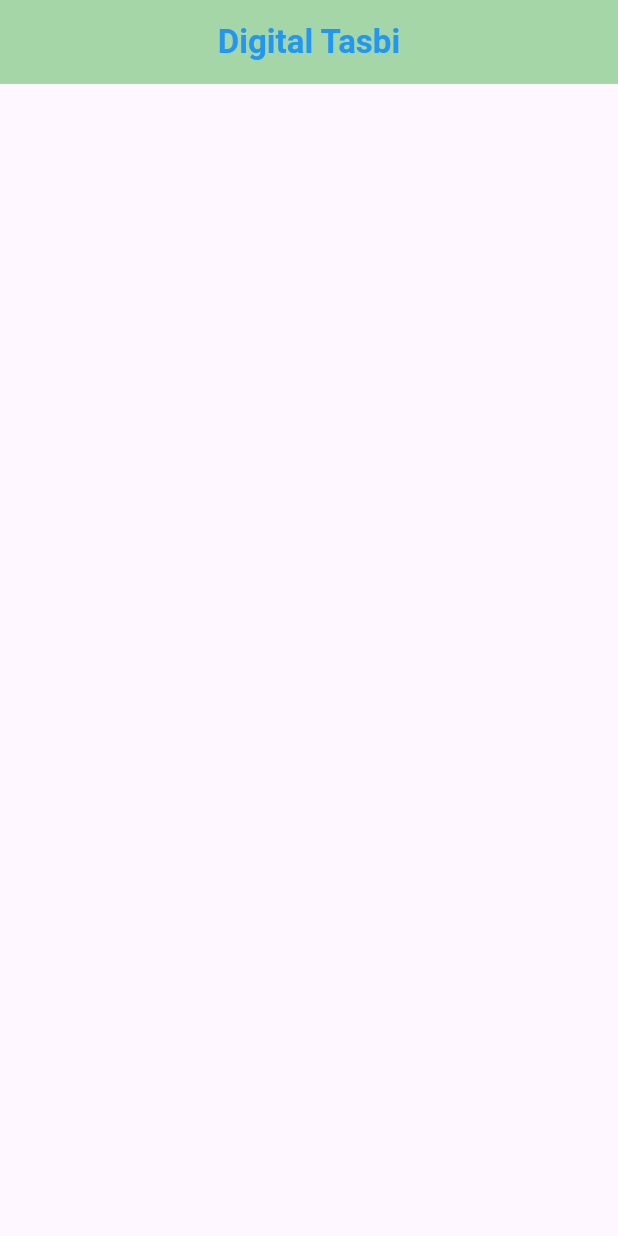
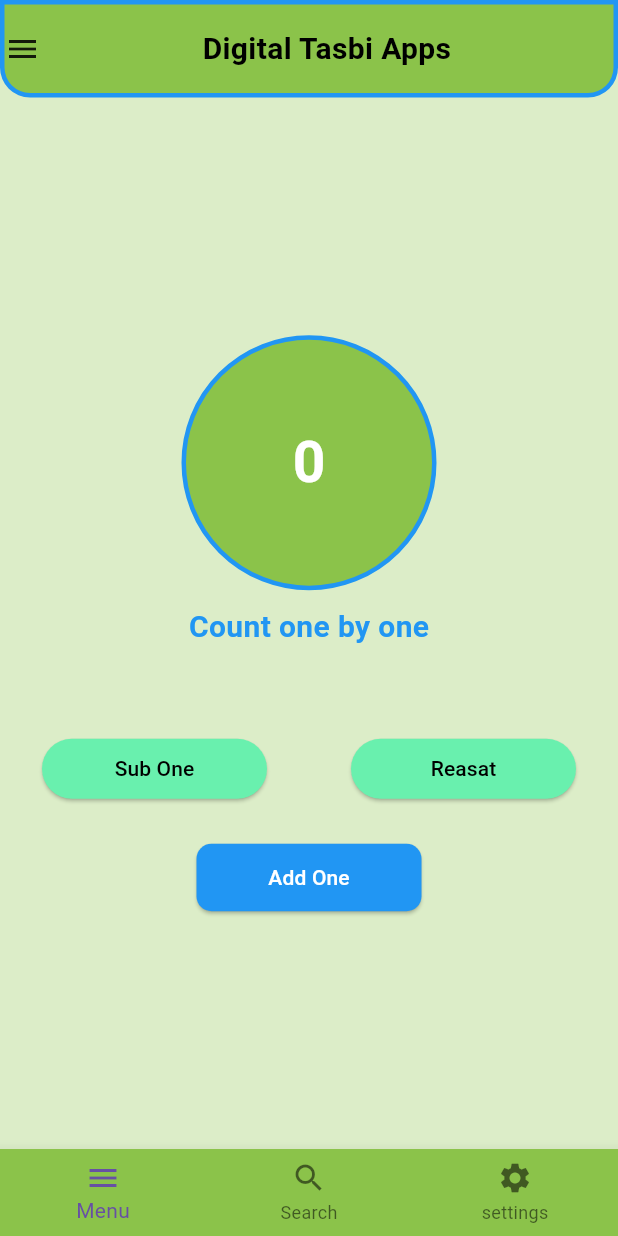
Before and after one commit to huzaifa-sani/tasbi_app, a Flutter app: the screen it shows after launch, on a phone screen of 412 x 824 dp. Run offline on Flutter 3.47's test engine with Material 3 defaults, Android fonts, the phone set to English and light mode, and no system bars.

Commit message:
digital tasbi apps

```diff
--- a/lib/View/home_page.dart
+++ b/lib/View/home_page.dart
@@ -1,36 +1,196 @@
 import 'package:degital_tasbi/View/widget/castom_appbar.dart';
 import 'package:flutter/material.dart';
 
-class HomePage extends StatelessWidget {
+class HomePage extends StatefulWidget {
   const HomePage({super.key});
 
   @override
+  State<HomePage> createState() => _HomePageState();
+}
+
+class _HomePageState extends State<HomePage> {
+
+  int num =0;
+  int  currentIndex = 0;
+  @override
   Widget build(BuildContext context) {
     return Scaffold(
-      // ata amer apps bar
-      appBar: AppBar(
-        title: Center(child: Text("Digital Tasbi",style: TextStyle(color: Colors.blue,fontWeight: FontWeight.bold),)),
-        backgroundColor: Colors.green.shade200,
+      backgroundColor: Colors.lightGreen.shade100,
+
+      appBar: PreferredSize(preferredSize: Size.fromHeight(65), child: CastomAppba()),
+
+      body:
+      Column(
+        mainAxisAlignment: MainAxisAlignment.center,
+        children: [
+
+          Column(
+            children: [
+              Center(
+                child: Container(
+                  height: 170,
+                  width: 170,
+                  child: Column(
+                    mainAxisAlignment: MainAxisAlignment.center,
+                    children: [
+
+                      Center(child:
+                      Text(
+                        "${num}",style: TextStyle(
+                          color: Colors.white,
+                          fontWeight: FontWeight.bold,
+                          fontSize: 38
+                      ),)),
+
+                    ],
+                  ),
+
+                  decoration: BoxDecoration(
+
+                      color: Colors.lightGreen,
+                      borderRadius: BorderRadius.circular(100),
+                      border: Border.all(width: 3,color: Colors.blue)
+
+                  ),
+
+                ),
+              ),
+            ],
+
+          ),
+          SizedBox(height: 10,),
+
+          Text("Count one by one",style: TextStyle(
+              color: Colors.blue,
+              fontWeight: FontWeight.bold,
+              fontSize: 20
+
+          ),),
+
+          Padding(padding: EdgeInsets.symmetric(vertical: 30)),
 
 
 
 
-      ),
+          Row(
+            mainAxisAlignment: MainAxisAlignment.spaceAround,
 
-      body: Column(
+            children: [
 
-        children: [
+              SizedBox(
+                  height: 40,
+                  width: 150,
+                  child: ElevatedButton(
+                      style: ElevatedButton.styleFrom(
+                          backgroundColor: Colors.greenAccent,
+                          foregroundColor: Colors.black
+
+                      ),
+                      onPressed: (){
+                        setState(() {
+
+                          if(num <= 0){
+
+
+                          }else{
+                            num = num-1;
+
+
+                          }
+
+                        });
+
+                      }, child: Text("Sub One"))),
+              SizedBox(
+                  height: 40,
+                  width: 150,
+                  child: ElevatedButton(
+                      style: ElevatedButton.styleFrom(
+                          backgroundColor: Colors.greenAccent,
+                          foregroundColor: Colors.black
+
+                      ),
+                      onPressed: (){
+
+                        setState(() {
+
+                          num = 0;
+
+
+                        });
+
+                      }, child: Text("Reasat"))),
+            ],
+          ),
+
+          Padding(padding: EdgeInsets.symmetric(vertical: 15)),
+
+
+          SizedBox(
+              height: 45,
+              width: 150,
+              child: ElevatedButton(
+
+
+                  style: ElevatedButton.styleFrom(
+
+                      shape:RoundedRectangleBorder(
+
+                          borderRadius: BorderRadius.circular(10)
+
+                      ) ,
+
+                      backgroundColor: Colors.blue,
+                      foregroundColor: Colors.white
+
+
+                  ),
+                  onPressed: (){
+                    setState(() {
+
+                      num +=1;
+                    });
 
 
 
+                  }, child: Text("Add One"))),
 
 
         ],
 
-      ),
+      )
+      ,
 
 
-      //bottomNavigationBar: BottomNavigationBar(items: ),
+      bottomNavigationBar: BottomNavigationBar(
+        backgroundColor: Colors.lightGreen,
+      currentIndex: currentIndex,
+      onTap: (index) {
+        setState(() {
+          currentIndex = index;
+        });
+      },
+      items: const [
+        BottomNavigationBarItem(
+          icon: Icon(Icons.menu),
+
+          label: "Menu",
+
+        ),
+        BottomNavigationBarItem(
+          icon: Icon(Icons.search),
+          label: "Search",
+
+
+        ),
+        BottomNavigationBarItem(
+          icon: Icon(Icons.settings),
+
+          label: "settings",
+        ),
+      ],
+    ),
+
     );
   }
 }
--- a/lib/View/widget/castom_appbar.dart
+++ b/lib/View/widget/castom_appbar.dart
@@ -0,0 +1,44 @@
+import 'package:flutter/material.dart';
+class CastomAppba extends StatelessWidget {
+  const CastomAppba({super.key});
+
+  @override
+  Widget build(BuildContext context) {
+    return Container(
+
+      height: 65,
+      width: double.maxFinite,
+
+      child: Row(
+
+        children: [
+
+          GestureDetector(
+              onTap: (){
+
+
+              },
+              child: Icon(Icons.menu)),
+
+          Expanded(child: Text("Digital Tasbi Apps",textAlign: TextAlign.center,style: TextStyle(color: Colors.black,fontSize: 20,fontWeight: FontWeight.bold),))
+
+
+        ],
+      ),
+
+      decoration: BoxDecoration(
+
+        color: Colors.lightGreen,
+        border: Border.all(color: Colors.blue,width: 3),
+        borderRadius: BorderRadius.only(
+          bottomRight: Radius.circular(20),
+          bottomLeft: Radius.circular(20)
+
+
+
+        )
+
+      ),
+    );
+  }
+}
--- a/lib/main.dart
+++ b/lib/main.dart
@@ -1,4 +1,5 @@
 import 'package:degital_tasbi/View/home_page.dart';
+import 'package:degital_tasbi/View/widget/castom_appbar.dart';
 import 'package:flutter/material.dart';
 void main (){
 
```
